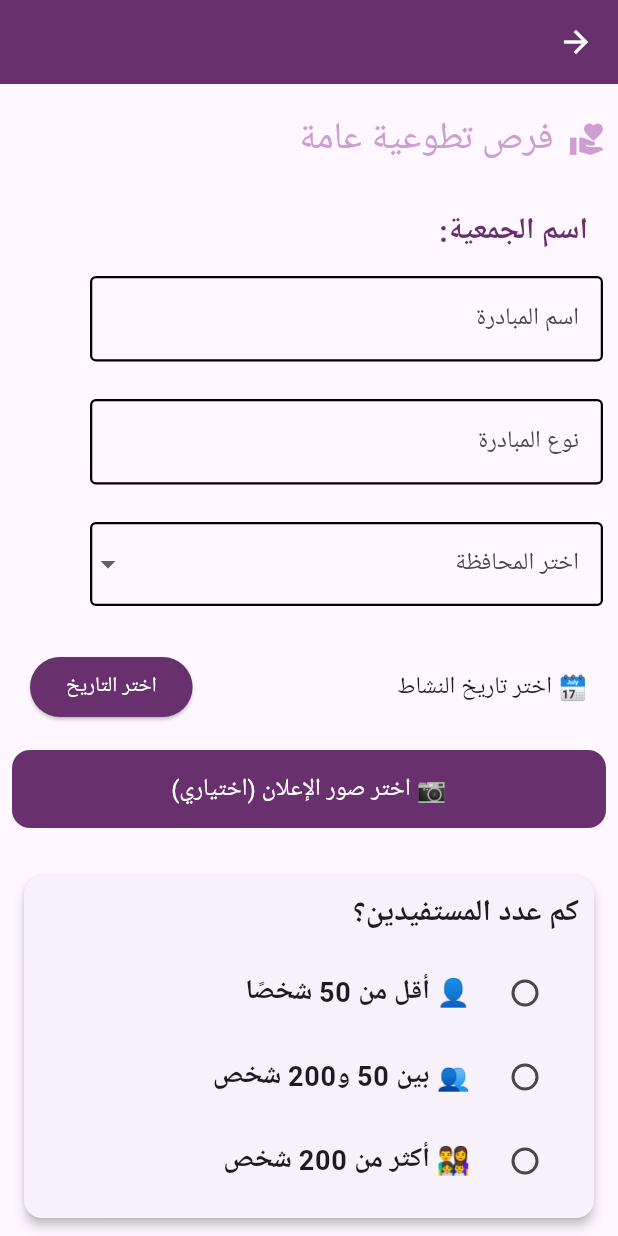
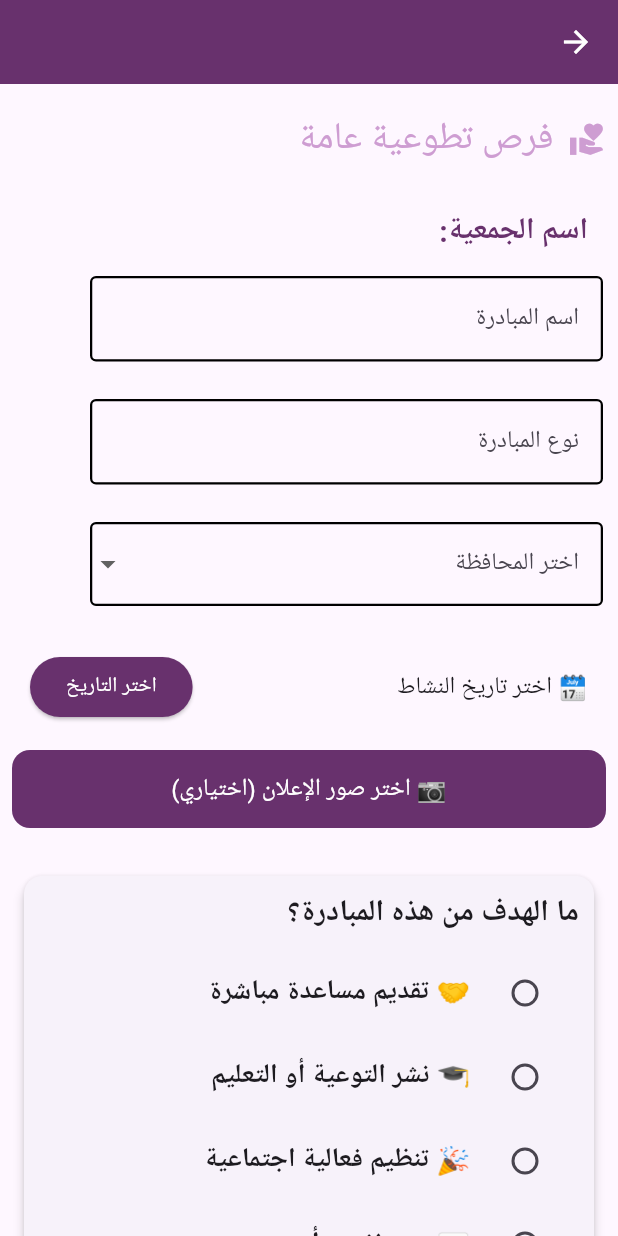
Before and after one commit to Ahmadqaddoumi/grad, a Flutter app: the Volunteer screen opened directly, on a phone screen of 412 x 824 dp. Run offline on Flutter 3.47's test engine with Material 3 defaults, Android fonts, the phone set to English and light mode, and no system bars; our stand-ins replace cloud_firestore, curved_navigation_bar, firebase_auth, firebase_core, google_sign_in, image_picker and 2 more; accounts and stored records are empty.

```diff
--- a/test_app/lib/aqsam/addelement.dart/specifed.dart/voulnteer/volunteer.dart
+++ b/test_app/lib/aqsam/addelement.dart/specifed.dart/voulnteer/volunteer.dart
@@ -50,28 +50,49 @@ class _VolunteerState extends State<Volunteer> {
 
   List<Question> publicvolunteer = [
     Question(
-      questionText: 'كم عدد المستفيدين؟',
+      questionText: 'ما الهدف من هذه المبادرة؟',
       options: [
-        '👤 أقل من 50 شخصًا',
+        '🤝 تقديم مساعدة مباشرة',
+        '🎓 نشر التوعية أو التعليم',
+        '🎉 تنظيم فعالية اجتماعية',
+        '💬 دعم نفسي أو معنوي',
+      ],
+    ),
+    Question(
+      questionText: 'من الفئة المستهدفة؟',
+      options: [
+        '👶 أطفال',
+        '🧒 شباب',
+        '👴 كبار السن',
+        '🏠 أسر محتاجة',
+        '🧑‍🦽 ذوي الإعاقة',
+      ],
+    ),
+    Question(
+      questionText: 'أين ستقام المبادرة؟',
+      options: [
+        '🏠 مقر الجمعية',
+        '🏫 مدرسة أو جامعة',
+        '🏞 مكان عام',
+        '🕌 مسجد',
+        '📍 موقع آخر',
+      ],
+    ),
+    Question(
+      questionText: 'هل تحتاجون إلى متطوعين؟',
+      options: ['✅ نعم، نحتاج متطوعين', '❌ لا، لا نحتاج متطوعين حاليًا'],
+    ),
+    Question(
+      questionText: 'هل ستتضمن المبادرة تغطية إعلامية؟',
+      options: ['📷 نعم، سيتم التوثيق', '❌ لا، المبادرة خاصة بدون تصوير'],
+    ),
+    Question(
+      questionText: 'كم عدد المستفيدين المتوقع؟',
+      options: [
+        '👤 أقل من 50 شخص',
         '👥 بين 50 و200 شخص',
         '👨‍👩‍👧‍👦 أكثر من 200 شخص',
       ],
-    ),
-    Question(
-      questionText: 'ما الفئة المستهدفة؟',
-      options: ['🏠 أيتام', '👴 كبار السن', '🏙 أسر محتاجة', '🏫 طلاب جامعات'],
-    ),
-    Question(
-      questionText: 'ما موقع الإفطار؟',
-      options: ['🏨 مسجد', '🏠 دار أيتام', '🌿 مكان عام'],
-    ),
-    Question(
-      questionText: 'هل يحتاج المنظمون إلى متطوعين؟',
-      options: ['✅ نعم، نحتاج طهاة ومتطوعين', '❌ لا، الطاقم متوفر'],
-    ),
-    Question(
-      questionText: 'هل سيتم تصوير النشاط ونشره؟',
-      options: ['📷 نعم، سيتم التوثيق الإعلامي', '❌ لا، النشاط خاص بدون تصوير'],
     ),
   ];
 
```
